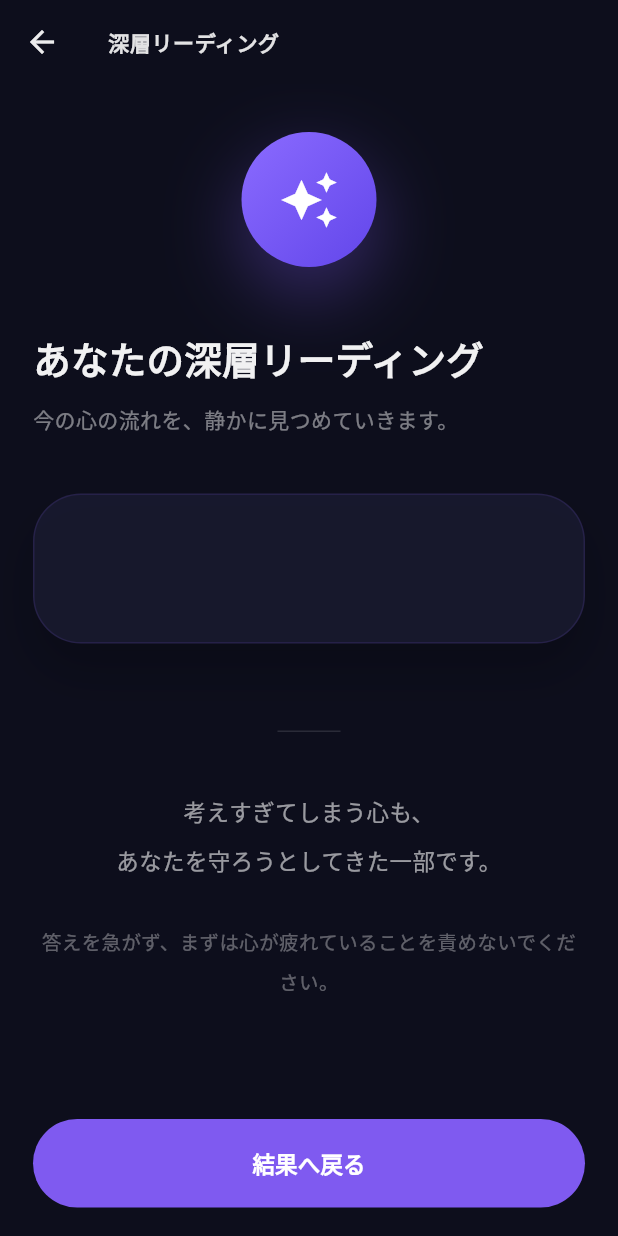
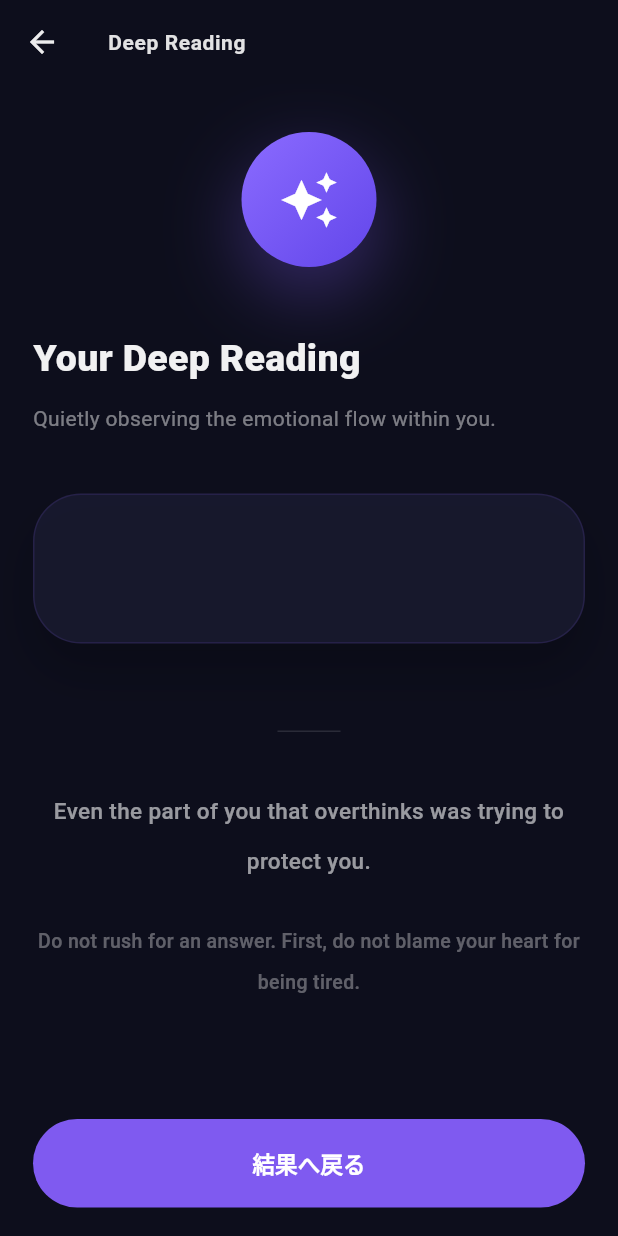
Before and after one commit to MyAsh2025/honne_fortune, a Flutter app: the DeepReadingPage screen opened directly with empty values, on a phone screen of 412 x 824 dp. Run offline on Flutter 3.47's test engine with Material 3 defaults, Android fonts, the phone set to English and light mode, and no system bars; our stand-ins replace easy_localization, shared_preferences; accounts and stored records are empty.

Commit message:
Localize deep reading page and afterglow texts

```diff
--- a/assets/translations/en.json
+++ b/assets/translations/en.json
@@ -50,5 +50,18 @@
   "q13": "Do you pretend to be okay in front of others?",
   "q14": "Do you keep thinking without finding answers?",
   "q15": "Do you sometimes lose sight of who you really are?",
-  "previous_reading": "Previous Reading"
+  "previous_reading": "Previous Reading",
+  "deep_reading_appbar": "Deep Reading",
+  "deep_reading_title": "Your Deep Reading",
+  "deep_reading_subtitle": "Quietly observing the emotional flow within you.",
+  "deep_afterglow_main_very_high": "Your kindness has already supported someone enough.",
+  "deep_afterglow_main_high": "Your heart still wants to care for someone.",
+  "deep_afterglow_main_mid": "The truth you could not say is still quietly waiting inside you.",
+  "deep_afterglow_main_low": "Even the part of you that overthinks was trying to protect you.",
+  "deep_afterglow_main_very_low": "Even the heart you closed had its reasons.",
+  "deep_afterglow_sub_very_high": "Now may be the time to return to yourself, not for someone else.",
+  "deep_afterglow_sub_high": "But before that, please listen a little to your own voice too.",
+  "deep_afterglow_sub_mid": "You do not need to hurry. Noticing it already means you have moved forward.",
+  "deep_afterglow_sub_low": "Do not rush for an answer. First, do not blame your heart for being tired.",
+  "deep_afterglow_sub_very_low": "You do not have to open up by force. Start from a place that feels safe."
 }
--- a/assets/translations/ja.json
+++ b/assets/translations/ja.json
@@ -50,5 +50,18 @@
   "q13": "本当は嫌なのに、場の空気を壊さないように笑うことがありますか？",
   "q14": "休んでいるはずなのに、心が休まっていないと感じることがありますか？",
   "q15": "今の働き方や役割が、自分の本音とずれている気がすることがありますか？",
-  "previous_reading": "前回の本音"
+  "previous_reading": "前回の本音",
+  "deep_reading_appbar": "深層リーディング",
+  "deep_reading_title": "あなたの深層リーディング",
+  "deep_reading_subtitle": "今の心の流れを、静かに見つめていきます。",
+  "deep_afterglow_main_very_high": "あなたのやさしさは、\nもう十分に誰かを支えてきました。",
+  "deep_afterglow_main_high": "あなたの心は、\nまだ誰かを大切にしたいと願っています。",
+  "deep_afterglow_main_mid": "言えなかった本音は、\nまだあなたの中で静かに待っています。",
+  "deep_afterglow_main_low": "考えすぎてしまう心も、\nあなたを守ろうとしてきた一部です。",
+  "deep_afterglow_main_very_low": "閉じてきた心にも、\nちゃんと理由がありました。",
+  "deep_afterglow_sub_very_high": "今は、誰かのためではなく、自分を戻す時間が必要なのかもしれません。",
+  "deep_afterglow_sub_high": "でもその前に、あなた自身の声も少しだけ聞いてあげてください。",
+  "deep_afterglow_sub_mid": "急がなくて大丈夫です。気づけた時点で、もう少し進んでいます。",
+  "deep_afterglow_sub_low": "答えを急がず、まずは心が疲れていることを責めないでください。",
+  "deep_afterglow_sub_very_low": "無理に開かなくても大丈夫です。安心できる場所からでいいのです。"
 }
--- a/lib/deep_reading_page.dart
+++ b/lib/deep_reading_page.dart
@@ -1,3 +1,4 @@
+import 'package:easy_localization/easy_localization.dart';
 import 'package:flutter/material.dart';
 
 class DeepReadingPage extends StatelessWidget {
@@ -14,34 +15,34 @@ class DeepReadingPage extends StatelessWidget {
 
   String getAfterglowMain() {
     if (score >= 22) {
-      return 'あなたのやさしさは、\nもう十分に誰かを支えてきました。';
+      return 'deep_afterglow_main_very_high'.tr();
     }
     if (score >= 12) {
-      return 'あなたの心は、\nまだ誰かを大切にしたいと願っています。';
+      return 'deep_afterglow_main_high'.tr();
     }
     if (score >= 4) {
-      return '言えなかった本音は、\nまだあなたの中で静かに待っています。';
+      return 'deep_afterglow_main_mid'.tr();
     }
     if (score >= -5) {
-      return '考えすぎてしまう心も、\nあなたを守ろうとしてきた一部です。';
+      return 'deep_afterglow_main_low'.tr();
     }
-    return '閉じてきた心にも、\nちゃんと理由がありました。';
+    return 'deep_afterglow_main_very_low'.tr();
   }
 
   String getAfterglowSub() {
     if (score >= 22) {
-      return '今は、誰かのためではなく、自分を戻す時間が必要なのかもしれません。';
+      return 'deep_afterglow_sub_very_high'.tr();
     }
     if (score >= 12) {
-      return 'でもその前に、あなた自身の声も少しだけ聞いてあげてください。';
+      return 'deep_afterglow_sub_high'.tr();
     }
     if (score >= 4) {
-      return '急がなくて大丈夫です。気づけた時点で、もう少し進んでいます。';
+      return 'deep_afterglow_sub_mid'.tr();
     }
     if (score >= -5) {
-      return '答えを急がず、まずは心が疲れていることを責めないでください。';
+      return 'deep_afterglow_sub_low'.tr();
     }
-    return '無理に開かなくても大丈夫です。安心できる場所からでいいのです。';
+    return 'deep_afterglow_sub_very_low'.tr();
   }
 
   List<TextSpan> _buildFormattedText() {
@@ -103,7 +104,7 @@ class DeepReadingPage extends StatelessWidget {
         elevation: 0,
         foregroundColor: Colors.white.withOpacity(0.92),
         title: Text(
-          '深層リーディング',
+          'deep_reading_appbar'.tr(),
           style: TextStyle(
             fontSize: 14,
             fontWeight: FontWeight.w700,
@@ -157,7 +158,7 @@ class DeepReadingPage extends StatelessWidget {
                   ),
                   const SizedBox(height: 42),
                   Text(
-                    'あなたの深層リーディング',
+                    'deep_reading_title'.tr(),
                     style: TextStyle(
                       fontSize: width > 700 ? 28 : 25,
                       fontWeight: FontWeight.w800,
@@ -168,7 +169,7 @@ class DeepReadingPage extends StatelessWidget {
                   ),
                   const SizedBox(height: 10),
                   Text(
-                    '今の心の流れを、静かに見つめていきます。',
+                    'deep_reading_subtitle'.tr(),
                     style: TextStyle(
                       fontSize: 14,
                       height: 1.9,
```
